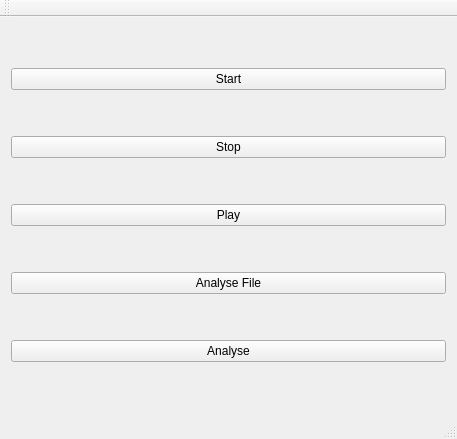
This is mainwindow.ui in CucumisSativus/words-recognition as Qt 5 draws it before an edit. The edited form follows.
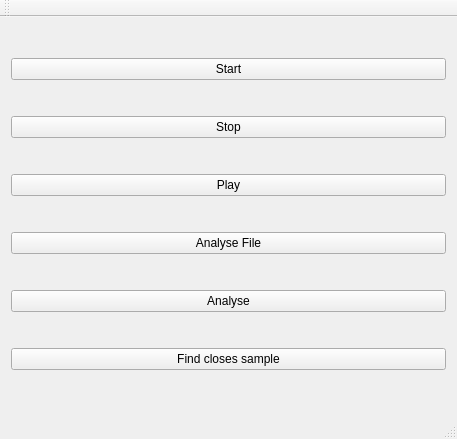
This is the edited form.

```diff
--- a/mainwindow.ui
+++ b/mainwindow.ui
@@ -50,6 +50,13 @@
       </property>
      </widget>
     </item>
+    <item>
+     <widget class="QPushButton" name="buttonCompare">
+      <property name="text">
+       <string>Find closes sample</string>
+      </property>
+     </widget>
+    </item>
    </layout>
   </widget>
   <widget class="QMenuBar" name="menuBar">
```
